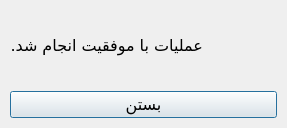
First picture: the form in UI/MessageDialog.ui, repository Dandelion07/Tour_Management_System, before the edit.
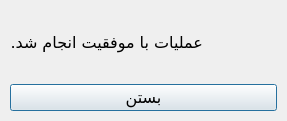
Second picture: the form after the edit. Icons and pictures are not drawn.

Patch:
```diff
--- a/UI/MessageDialog.ui
+++ b/UI/MessageDialog.ui
@@ -6,8 +6,8 @@
    <rect>
     <x>0</x>
     <y>0</y>
-    <width>236</width>
-    <height>128</height>
+    <width>269</width>
+    <height>136</height>
    </rect>
   </property>
   <property name="sizePolicy">
@@ -37,7 +37,7 @@
     <number>10</number>
    </property>
    <property name="sizeConstraint">
-    <enum>QLayout::SetDefaultConstraint</enum>
+    <enum>QLayout::SetFixedSize</enum>
    </property>
    <property name="leftMargin">
     <number>10</number>
@@ -89,6 +89,12 @@
      </item>
      <item>
       <widget class="QLabel" name="lblMessage">
+       <property name="sizePolicy">
+        <sizepolicy hsizetype="Expanding" vsizetype="Expanding">
+         <horstretch>0</horstretch>
+         <verstretch>0</verstretch>
+        </sizepolicy>
+       </property>
        <property name="font">
         <font>
          <family>B Nazanin</family>
@@ -98,14 +104,22 @@
        <property name="text">
         <string>عملیات با موفقیت انجام شد.</string>
        </property>
+       <property name="textFormat">
+        <enum>Qt::AutoText</enum>
+       </property>
       </widget>
      </item>
     </layout>
    </item>
    <item>
+    <layout class="QHBoxLayout" name="HLayoutButton">
+     <property name="spacing">
+      <number>10</number>
+     </property>
+     <item alignment="Qt::AlignVCenter">
     <widget class="QPushButton" name="btnClose">
      <property name="sizePolicy">
-      <sizepolicy hsizetype="Expanding" vsizetype="Fixed">
+        <sizepolicy hsizetype="Expanding" vsizetype="Preferred">
        <horstretch>0</horstretch>
        <verstretch>0</verstretch>
       </sizepolicy>
@@ -126,6 +140,8 @@
       <bool>true</bool>
      </property>
     </widget>
+     </item>
+    </layout>
    </item>
   </layout>
  </widget>
```
Lines whose indentation alone changed are shown as unchanged.
